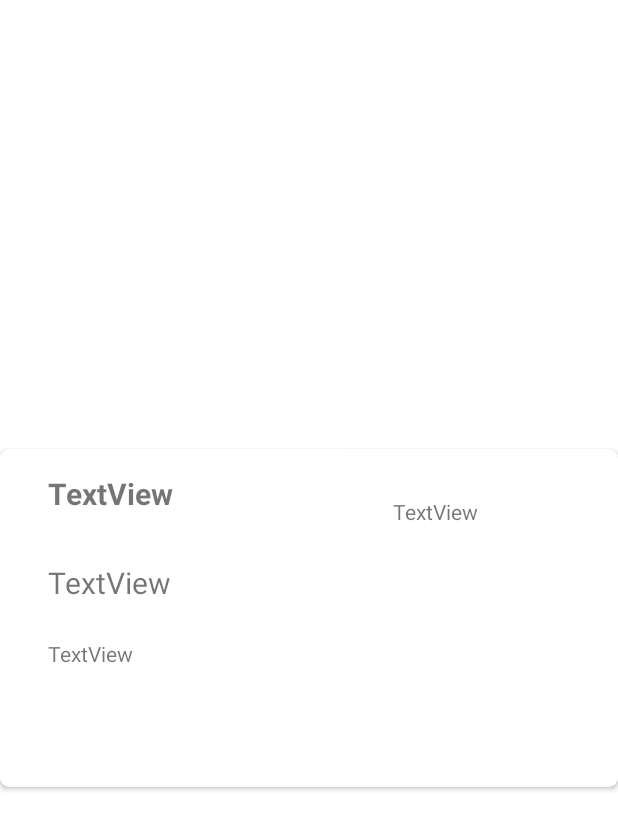
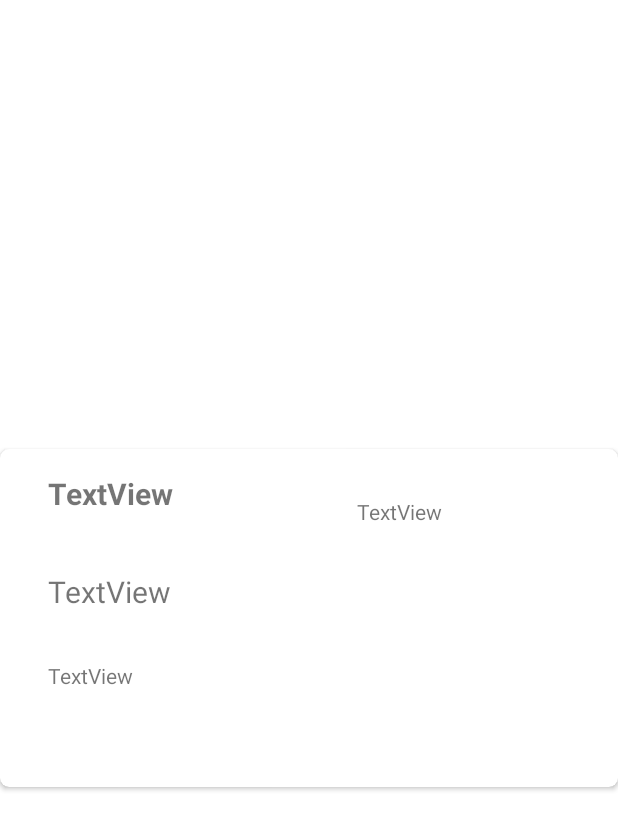
Before and after one commit to yli932534/HallSelector, an Android app: the layout card_ratings_comment.xml on its own in the app's theme, with its tools: preview values and no code run, on a phone screen of 412 x 824 dp. Shown: the top 830 px of the screen. Run offline under Robolectric (Android 15) with nearby library versions, the light colour scheme and no system bars.

Commit message:
adjust size

```diff
--- a/app/src/main/res/layout/card_ratings_comment.xml
+++ b/app/src/main/res/layout/card_ratings_comment.xml
@@ -18,8 +18,8 @@
 
             <TextView
                 android:id="@+id/user_name_rating"
-                android:layout_width="wrap_content"
-                android:layout_height="wrap_content"
+                android:layout_width="94dp"
+                android:layout_height="33dp"
                 android:layout_marginStart="32dp"
                 android:layout_marginTop="16dp"
                 android:text="TextView"
@@ -30,8 +30,8 @@
 
             <TextView
                 android:id="@+id/rating_number"
-                android:layout_width="wrap_content"
-                android:layout_height="wrap_content"
+                android:layout_width="92dp"
+                android:layout_height="36dp"
                 android:layout_marginStart="32dp"
                 android:layout_marginTop="32dp"
                 android:text="TextView"
@@ -41,8 +41,8 @@
 
             <TextView
                 android:id="@+id/date_rating"
-                android:layout_width="118dp"
-                android:layout_height="50dp"
+                android:layout_width="142dp"
+                android:layout_height="83dp"
                 android:layout_marginTop="32dp"
                 android:layout_marginEnd="32dp"
                 android:text="TextView"
```
Also changed, not shown: app/src/main/res/layout/activity_rating.xml (+7 -7 lines).
